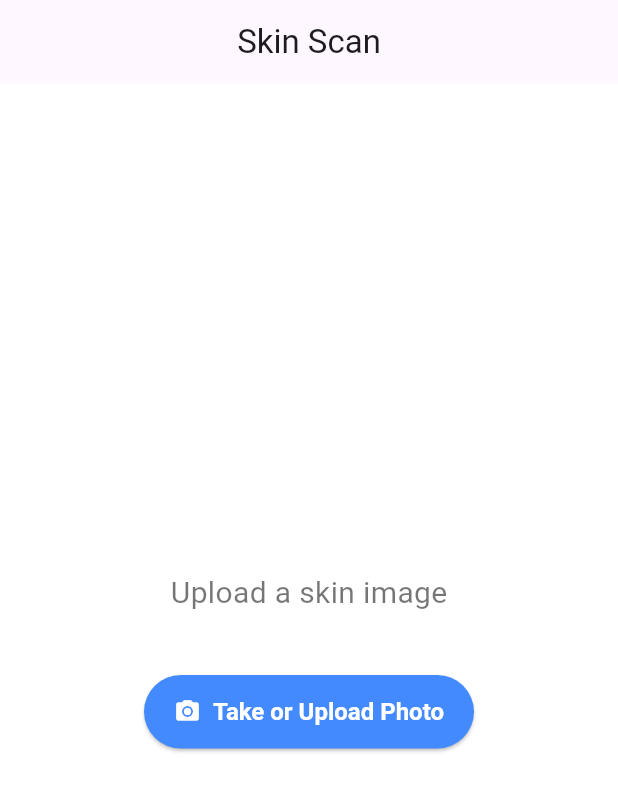
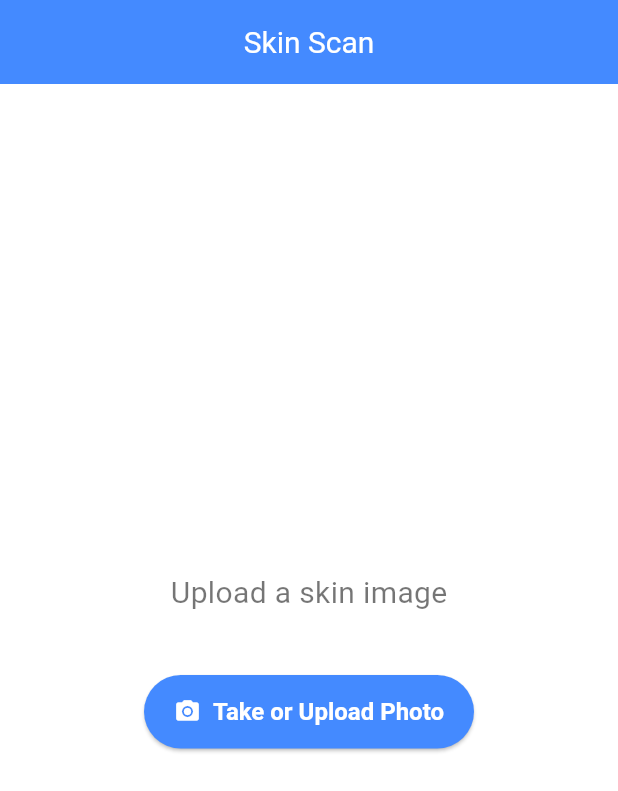
Before and after one commit to doubleb219/skin_scan_app, a Flutter app: the screen it shows after launch, on a phone screen of 412 x 824 dp. Shown: the top 791 px of the screen. Run offline on Flutter 3.47's test engine with Material 3 defaults, Android fonts, the phone set to English and light mode, and no system bars; our stand-ins replace image_picker.

Commit message:
update the design

```diff
--- a/lib/glow_up_screen.dart
+++ b/lib/glow_up_screen.dart
@@ -6,7 +6,11 @@ class GlowUpScreen extends StatelessWidget {
   @override
   Widget build(BuildContext context) {
     return Scaffold(
-      appBar: AppBar(title: const Text('Glow-Up Plan'), centerTitle: true),
+      appBar: AppBar(
+        title: const Text('Glow-Up Plan'),
+        centerTitle: true,
+        backgroundColor: Colors.blueAccent,
+      ),
       body: const Center(
         child: Text(
           'Your personalized Glow-Up Plan will appear here!',
--- a/lib/home_screen.dart
+++ b/lib/home_screen.dart
@@ -47,8 +47,11 @@ class _HomeScreenState extends State<HomeScreen> {
             child: const Text('Take Photo'),
           ),
           TextButton(
-            onPressed: () {
+            onPressed: () async {
               Navigator.pop(context);
+              await Future.delayed(
+                const Duration(milliseconds: 100),
+              ); // Small delay
               _pickImage(ImageSource.gallery);
             },
             child: const Text('Upload from Gallery'),
@@ -65,7 +68,11 @@ class _HomeScreenState extends State<HomeScreen> {
   @override
   Widget build(BuildContext context) {
     return Scaffold(
-      appBar: AppBar(title: const Text('Skin Scan'), centerTitle: true),
+      appBar: AppBar(
+        title: const Text('Skin Scan'),
+        centerTitle: true,
+        backgroundColor: Colors.blueAccent,
+      ),
       body: Center(
         child: Column(
           mainAxisAlignment: MainAxisAlignment.center,
--- a/lib/main.dart
+++ b/lib/main.dart
@@ -15,13 +15,22 @@ class SkinScanApp extends StatelessWidget {
     return MaterialApp(
       title: 'Skin Scan',
       theme: ThemeData(
+        appBarTheme: AppBarTheme(
+          iconTheme: IconThemeData(
+            color: Colors.white, // Set back button color
+          ),
+          titleTextStyle: TextStyle(
+            color: Colors.white, // Set your desired color
+            fontSize: 20,
+          ),
+        ),
         primarySwatch: Colors.blue,
         scaffoldBackgroundColor: Colors.white,
         textTheme: const TextTheme(
           headlineMedium: TextStyle(
             fontSize: 24,
             fontWeight: FontWeight.bold,
-            color: Colors.black87,
+            color: Colors.white,
           ),
           bodyMedium: TextStyle(fontSize: 16, color: Colors.black54),
         ),
```
Also changed, not shown: 1 other file.
